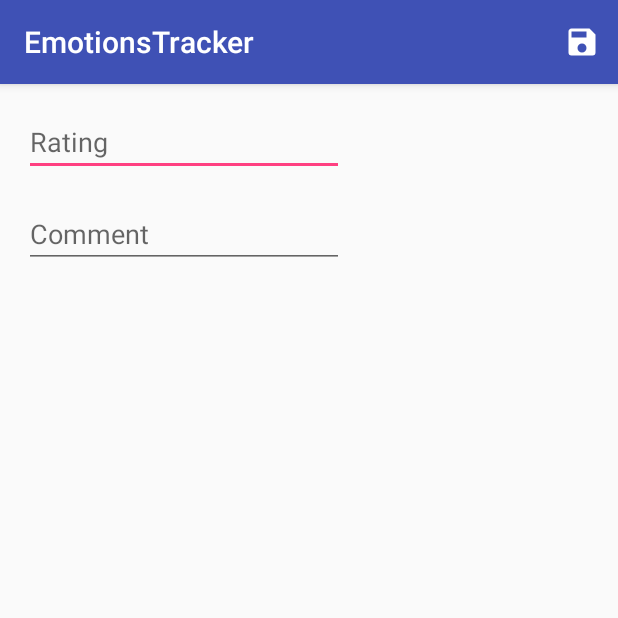
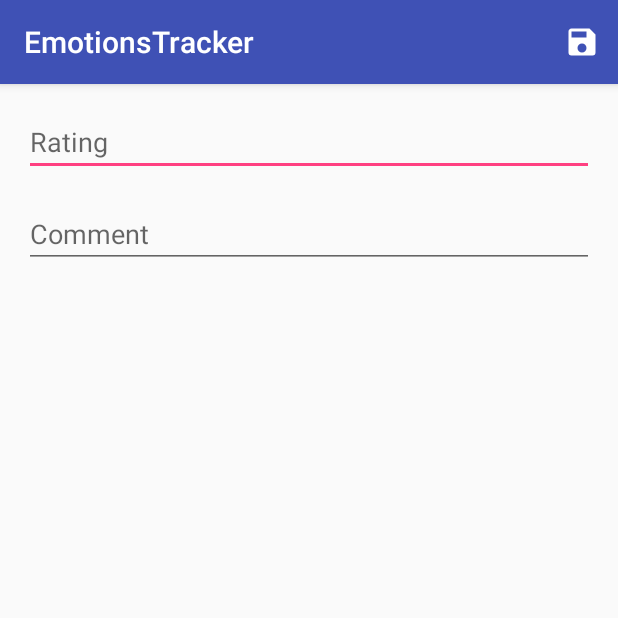
Before and after one commit to YehorBorkov/Emotions-Tracker, an Android app: the screen it shows after launch (AddActivity), after a tap on an icon or button, on a phone screen of 412 x 824 dp, the top half of it. Run offline under Robolectric (Android 15) with nearby library versions, the phone set to English and light mode, and no system bars.

Commit message:
Changed some designs and cleaned up some code

```diff
--- a/EmotionsTracker/app/src/main/AndroidManifest.xml
+++ b/EmotionsTracker/app/src/main/AndroidManifest.xml
@@ -4,9 +4,9 @@
 
     <application
         android:allowBackup="true"
-        android:icon="@mipmap/ic_launcher"
+        android:icon="@drawable/smiley_smile_2"
         android:label="@string/app_name"
-        android:roundIcon="@mipmap/ic_launcher_round"
+        android:roundIcon="@drawable/smiley_smile_2"
         android:supportsRtl="true"
         android:theme="@style/AppTheme">
         <provider
--- a/EmotionsTracker/app/src/main/java/com/egorb/emotionstracker/activities/MainActivity.java
+++ b/EmotionsTracker/app/src/main/java/com/egorb/emotionstracker/activities/MainActivity.java
@@ -9,6 +9,7 @@ import android.support.v4.content.AsyncTaskLoader;
 import android.support.v4.content.Loader;
 import android.support.v7.app.AppCompatActivity;
 import android.os.Bundle;
+import android.support.v7.widget.DividerItemDecoration;
 import android.support.v7.widget.LinearLayoutManager;
 import android.support.v7.widget.RecyclerView;
 import android.support.v7.widget.helper.ItemTouchHelper;
@@ -27,6 +28,7 @@ public class MainActivity extends AppCompatActivity implements
 
     private EmotionsListAdapter mAdapter;
     private RecyclerView mRecyclerView;
+    private RecyclerView.LayoutManager mLayoutManager;
     private FloatingActionButton mFloatingActionButton;
 
     @Override
@@ -35,9 +37,13 @@ public class MainActivity extends AppCompatActivity implements
         setContentView(R.layout.activity_main);
 
         mRecyclerView = (RecyclerView) findViewById(R.id.rv_main);
-        mRecyclerView.setLayoutManager(new LinearLayoutManager(this));
+        mLayoutManager = new LinearLayoutManager(this);
+        mRecyclerView.setLayoutManager(mLayoutManager);
         mAdapter = new EmotionsListAdapter(this);
         mRecyclerView.setAdapter(mAdapter);
+        DividerItemDecoration dividerItemDecoration =
+                new DividerItemDecoration(mRecyclerView.getContext(), DividerItemDecoration.VERTICAL);
+        mRecyclerView.addItemDecoration(dividerItemDecoration);
 
         new ItemTouchHelper(new ItemTouchHelper.SimpleCallback(0, ItemTouchHelper.LEFT | ItemTouchHelper.RIGHT) {
             @Override
@@ -90,6 +96,20 @@ public class MainActivity extends AppCompatActivity implements
 
             @Override
             public Cursor loadInBackground() {
+//                String[] projection =
+//                        {
+//                                EmotionsContract.EmotionsEntry._ID,
+//                                EmotionsContract.EmotionsEntry.COLUMN_RATING,
+//                                EmotionsContract.EmotionsEntry.COLUMN_COMMENT,
+//                                EmotionsContract.EmotionsEntry.COLUMN_IMAGE,
+//                                EmotionsContract.EmotionsEntry.COLUMN_PLACE_ID,
+//                                "strftime('%m'," +
+//                                        EmotionsContract.EmotionsEntry.COLUMN_TIMESTAMP +") as "
+//                                        + EmotionsContract.EmotionsEntry.DATE_MONTH,
+//                                "strftime('%d'," +
+//                                        EmotionsContract.EmotionsEntry.COLUMN_TIMESTAMP +") as "
+//                                        + EmotionsContract.EmotionsEntry.DATE_DAY
+//                        };
                 try {
                     return getContentResolver().query(EmotionsContract.EmotionsEntry.CONTENT_URI,
                             null,
--- a/EmotionsTracker/app/src/main/java/com/egorb/emotionstracker/data/EmotionsContract.java
+++ b/EmotionsTracker/app/src/main/java/com/egorb/emotionstracker/data/EmotionsContract.java
@@ -2,10 +2,6 @@ package com.egorb.emotionstracker.data;
 
 import android.net.Uri;
 import android.provider.BaseColumns;
-
-/**
- * Created by egorb on 03-06-2017.
- */
 
 public final class EmotionsContract {
     private EmotionsContract() {}
@@ -26,5 +22,6 @@ public final class EmotionsContract {
         public static final String COLUMN_TIMESTAMP = "timestamp";
         public static final String COLUMN_IMAGE = "image";
         public static final String COLUMN_PLACE_ID = "place_id";
+
     }
 }
--- a/EmotionsTracker/app/src/main/res/layout/activity_add.xml
+++ b/EmotionsTracker/app/src/main/res/layout/activity_add.xml
@@ -4,26 +4,27 @@
     xmlns:tools="http://schemas.android.com/tools"
     android:layout_width="match_parent"
     android:layout_height="match_parent"
-    tools:context="com.egorb.emotionstracker.activities.AddActivity">
+    tools:context="com.egorb.emotionstracker.activities.AddActivity"
+    android:padding="16dp">
 
     <EditText
         android:id="@+id/et_rating"
-        android:layout_width="wrap_content"
+        android:layout_width="match_parent"
         android:layout_height="wrap_content"
         android:ems="10"
         android:inputType="number"
         android:hint="Rating"
         app:layout_constraintTop_toTopOf="parent"
-        android:layout_marginTop="16dp"
-        android:layout_marginStart="16dp"
-        app:layout_constraintLeft_toLeftOf="parent" />
+        android:layout_marginTop="0dp"
+        app:layout_constraintLeft_toLeftOf="parent"
+        android:layout_marginStart="0dp" />
 
     <EditText
         android:id="@+id/et_comment"
-        android:layout_width="wrap_content"
+        android:layout_width="match_parent"
         android:layout_height="wrap_content"
         android:ems="10"
-        android:inputType="textPersonName"
+        android:inputType="text"
         android:hint="Comment"
         android:layout_marginTop="16dp"
         app:layout_constraintTop_toBottomOf="@+id/et_rating"
```
Also changed, not shown: EmotionsTracker/app/src/main/java/com/egorb/emotionstracker/activities/AddActivity.java (+11 -3 lines), EmotionsTracker/app/src/main/java/com/egorb/emotionstracker/service/EmotionsListAdapter.java (+26 -11 lines), EmotionsTracker/app/src/main/res/drawable/smiley_smile_2.xml (added, +24 -0 lines), EmotionsTracker/app/src/main/res/layout/main_rv_item.xml (+37 -37 lines).
